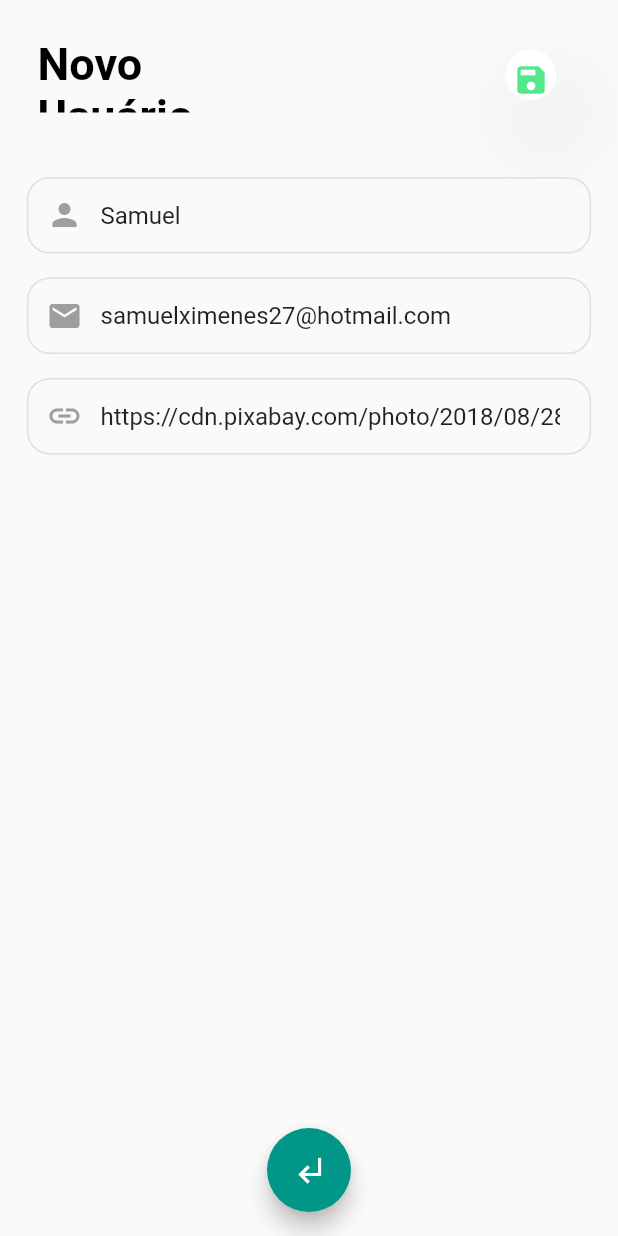
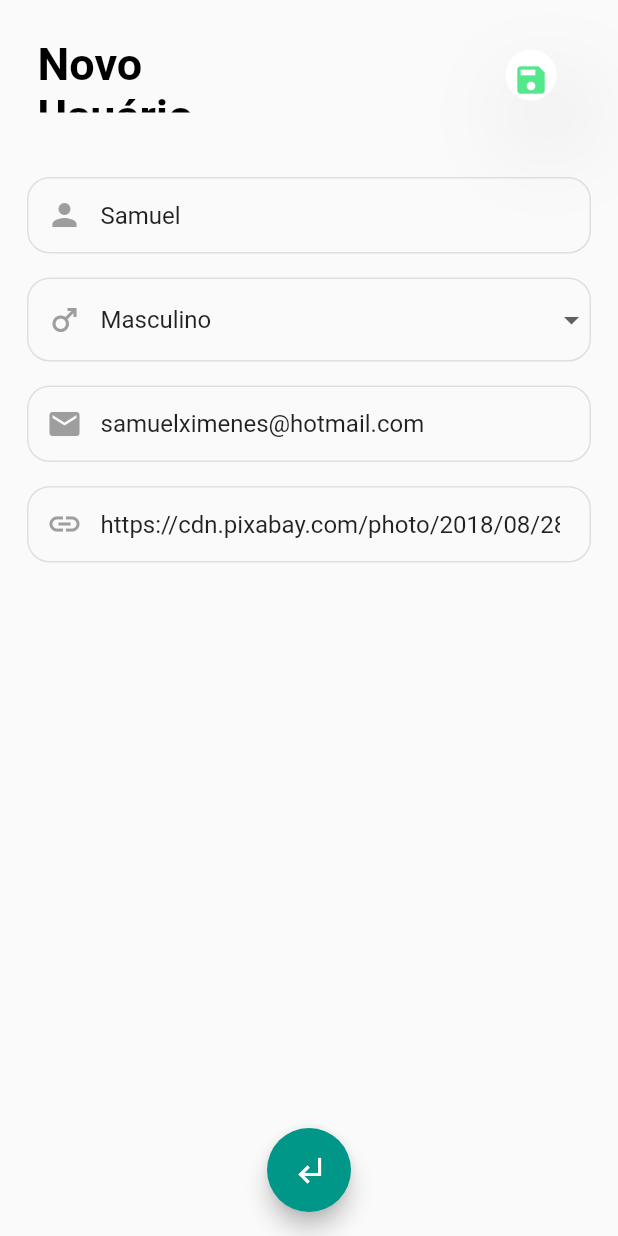
Before and after one commit to SamuelXimenes27/simpleRegister, a Flutter app: the screen it shows after launch, after a tap on the "edit" icon, on a phone screen of 412 x 824 dp. Run offline on Flutter 3.47's test engine with Material 2 defaults, Android fonts, the phone set to English and light mode, and no system bars; network calls fail.

Commit message:
Add gender input and logic for gender photos

```diff
--- /dev/null
+++ b/lib/components/selectfield.dart
@@ -0,0 +1,66 @@
+import 'package:flutter/material.dart';
+
+class CustomSelectField extends StatefulWidget {
+  final bool? isSexInput;
+  final void Function(String?)? onSaved;
+  final items;
+  final String? initialValue;
+
+  const CustomSelectField({
+    Key? key,
+    this.isSexInput = false,
+    this.onSaved,
+    required this.items,
+    this.initialValue,
+  }) : super(key: key);
+
+  @override
+  State<CustomSelectField> createState() => _CustomSelectFieldState();
+}
+
+class _CustomSelectFieldState extends State<CustomSelectField> {
+  @override
+  Widget build(BuildContext context) {
+    final Size size = MediaQuery.of(context).size;
+
+    return Padding(
+      padding: const EdgeInsets.all(8.0),
+      child: Container(
+        decoration: BoxDecoration(
+          borderRadius: BorderRadius.circular(15.0),
+          border: Border.all(
+            color: Colors.grey.shade300,
+            width: 1.0,
+          ),
+        ),
+        child: DropdownButtonFormField(
+          decoration: InputDecoration(
+            border: InputBorder.none,
+            contentPadding:
+                const EdgeInsets.symmetric(vertical: 15.0, horizontal: 20.0),
+            hintText:
+                widget.isSexInput! ? 'Selecione o seu gênero' : 'Selecione',
+            hintStyle: TextStyle(
+              color: Colors.teal.withOpacity(0.75),
+            ),
+            prefixIcon: widget.isSexInput == true
+                ? const Icon(
+                    Icons.male,
+                    color: Colors.grey,
+                  )
+                : null,
+          ),
+          onChanged: (value) {},
+          value: widget.initialValue,
+          onSaved: widget.onSaved,
+          items: widget.items!.map<DropdownMenuItem<String>>((String value) {
+            return DropdownMenuItem<String>(
+              value: value,
+              child: Text(value),
+            );
+          }).toList(),
+        ),
+      ),
+    );
+  }
+}
--- a/lib/components/user_tile.dart
+++ b/lib/components/user_tile.dart
@@ -13,7 +13,11 @@ class UserTile extends StatelessWidget {
     final avatar = user.avatarURL.isEmpty
         ? ClipRRect(
             borderRadius: BorderRadius.circular(15.0),
-            child: const Icon(Icons.person))
+            child: Image.network(
+              user.gender == 'Masculino'
+                  ? 'https://cdn.pixabay.com/photo/2018/08/28/12/41/avatar-3637425_960_720.png'
+                  : 'https://cdn.pixabay.com/photo/2014/04/03/10/32/user-310807_960_720.png',
+            ))
         : Container(
             decoration: BoxDecoration(
               borderRadius: BorderRadius.circular(15.0),
--- a/lib/data/dummy_users.dart
+++ b/lib/data/dummy_users.dart
@@ -1,24 +1,27 @@
 import 'package:register/models/user.dart';
 
 const dummyUsers = {
-  '1': User(
-    id: '1',
+  '0': User(
+    id: '0',
     name: "Samuel",
-    email: "samuelximenes27@hotmail.com",
+    gender: "Masculino",
+    email: "samuelximenes@hotmail.com",
     avatarURL:
         "https://cdn.pixabay.com/photo/2018/08/28/12/41/avatar-3637425_960_720.png",
   ),
-  '2': User(
-    id: '2',
+  '1': User(
+    id: '1',
     name: "Sabrina",
-    email: "sabrinavitoria91@hotmail.com",
+    gender: "Feminino",
+    email: "sabrinavitoria@hotmail.com",
     avatarURL:
         "https://cdn.pixabay.com/photo/2014/04/03/10/32/user-310807_960_720.png",
   ),
-  '3': User(
-    id: '3',
+  '2': User(
+    id: '2',
     name: 'Pedro',
-    email: "pedropl@hotmail.com",
+    gender: "Masculino",
+    email: "pedro@hotmail.com",
     avatarURL:
         "https://cdn.pixabay.com/photo/2018/08/28/12/41/avatar-3637425_960_720.png",
   ),
--- a/lib/models/user.dart
+++ b/lib/models/user.dart
@@ -1,5 +1,6 @@
 class User {
   final String id;
+  final String gender;
   final String name;
   final String email;
   final String avatarURL;
@@ -7,6 +8,7 @@ class User {
   const User({
     required this.id,
     required this.name,
+    required this.gender,
     required this.email,
     required this.avatarURL,
   });
--- a/lib/provider/users.dart
+++ b/lib/provider/users.dart
@@ -32,6 +32,7 @@ class Users with ChangeNotifier {
         (_) => User(
           id: user.id,
           name: user.name,
+          gender: user.gender,
           email: user.email,
           avatarURL: user.avatarURL,
         ),
@@ -43,6 +44,7 @@ class Users with ChangeNotifier {
         () => User(
           id: id,
           name: user.name,
+          gender: user.gender,
           email: user.email,
           avatarURL: user.avatarURL,
         ),
--- a/lib/views/user_form.dart
+++ b/lib/views/user_form.dart
@@ -1,5 +1,6 @@
 import 'package:flutter/material.dart';
 import 'package:provider/provider.dart';
+import 'package:register/components/selectfield.dart';
 import 'package:register/components/textfield.dart';
 import 'package:register/models/user.dart';
 import 'package:register/provider/users.dart';
@@ -14,21 +15,25 @@ class UserForm extends StatefulWidget {
 }
 
 class _UserFormState extends State<UserForm> {
-  final GlobalKey<FormState>? _form = GlobalKey<FormState>();
+  final GlobalKey<FormState> _form = GlobalKey<FormState>();
 
-  final Map<String?, String?> _formData = {
-    'id': null,
-    'name': null,
-    'email': null,
-    'avatarURL': null,
+  final Map<String, String> _formData = {
+    'id': '',
+    'gender': '',
+    'name': '',
+    'email': '',
+    'avatarURL': '',
   };
 
   void _loadFormData(User user) {
     _formData['id'] = user.id;
+    _formData['gender'] = user.gender;
     _formData['name'] = user.name;
     _formData['email'] = user.email;
     _formData['avatarURL'] = user.avatarURL;
   }
+
+  List<String> genderItems = ['Masculino', 'Feminino'];
 
   @override
   void didChangeDependencies() {
@@ -40,6 +45,23 @@ class _UserFormState extends State<UserForm> {
     }
   }
 
+  void _saveForm() {
+    final isValid = _form.currentState!.validate();
+    if (isValid) {
+      _form.currentState!.save();
+      Provider.of<Users>(context, listen: false).put(
+        User(
+          id: _formData['id']!,
+          gender: _formData['gender']!,
+          name: _formData['name']!,
+          email: _formData['email']!,
+          avatarURL: _formData['avatarURL']!,
+        ),
+      );
+      Navigator.of(context).pop();
+    }
+  }
+
   @override
   Widget build(BuildContext context) {
     return Scaffold(
@@ -48,24 +70,11 @@ class _UserFormState extends State<UserForm> {
         child: CustomAppBar(
           title: "Novo \nUsuário",
           isForm: true,
-          onPressed: () {
-            final isValid = _form!.currentState!.validate();
-            if (isValid) {
-              _form!.currentState!.save();
-              Provider.of<Users>(context, listen: false).put(
-                User(
-                  id: _formData['id'] ?? ' ',
-                  name: _formData['name'] ?? ' ',
-                  email: _formData['email'] ?? ' ',
-                  avatarURL: _formData['avatarURL'] ?? ' ',
-                ),
-              );
-              Navigator.of(context).pop();
-            }
-          },
+          onPressed: _saveForm,
         ),
       ),
-      body: Padding(
+      body: SingleChildScrollView(
+        child: Padding(
           padding: const EdgeInsets.all(10),
           child: Form(
             key: _form,
@@ -74,19 +83,30 @@ class _UserFormState extends State<UserForm> {
                 CustomTextField(
                   initialValue: _formData['name'] ?? '',
                   isName: true,
-                onSaved: (value) => _formData['name'] = value,
+                  onSaved: (value) => _formData['name'] = value!,
+                ),
+                CustomSelectField(
+                  initialValue: _formData['gender'] == 'Masculino'
+                      ? 'Masculino'
+                      : _formData['gender'] == 'Feminino'
+                          ? 'Feminino'
+                          : null,
+                  isSexInput: true,
+                  items: genderItems,
+                  onSaved: (value) => _formData['gender'] = value!,
                 ),
                 CustomTextField(
                   initialValue: _formData['email'] ?? '',
                   isEmail: true,
-                onSaved: (value) => _formData['email'] = value,
+                  onSaved: (value) => _formData['email'] = value!,
                 ),
                 CustomTextField(
                   initialValue: _formData['avatarURL'] ?? '',
                   isLink: true,
-                onSaved: (value) => _formData['avatarURL'] = value,
+                  onSaved: (value) => _formData['avatarURL'] = value!,
                 ),
               ],
+            ),
           ),
         ),
       ),
```
Lines whose indentation alone changed are shown as unchanged.
